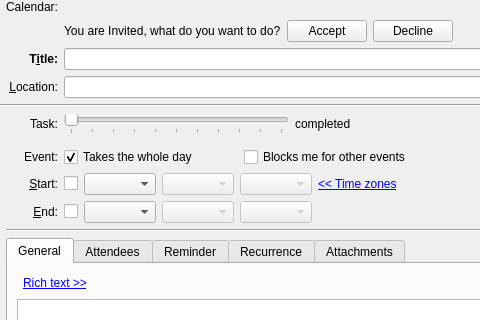
The window that incidenceeditor-ng/eventortododesktop.ui (chusopr/kdepim-ktimetracker-akonadi) describes before a commit, drawn with Qt 5; both pictures show x 0 to 480 and y 0 to 320 of the 661 by 551 pixel window.
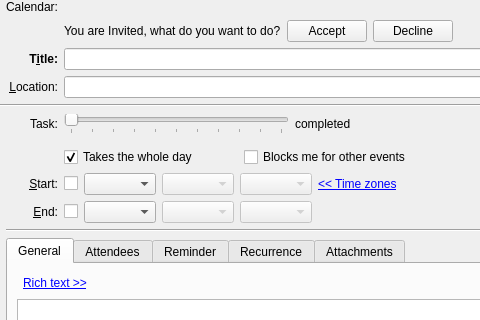
The same window after the commit. Custom widgets are drawn as their Qt base class.

Commit message: Remove redundant Event label

The edit to the form file:
```diff
--- a/incidenceeditor-ng/eventortododesktop.ui
+++ b/incidenceeditor-ng/eventortododesktop.ui
@@ -294,25 +294,6 @@
    <item row="7" column="1" colspan="2">
     <widget class="KSeparator" name="mTaskSeparator"/>
    </item>
-   <item row="8" column="1">
-    <widget class="QLabel" name="label_8">
-     <property name="sizePolicy">
-      <sizepolicy hsizetype="Minimum" vsizetype="Preferred">
-       <horstretch>0</horstretch>
-       <verstretch>0</verstretch>
-      </sizepolicy>
-     </property>
-     <property name="layoutDirection">
-      <enum>Qt::LeftToRight</enum>
-     </property>
-     <property name="text">
-      <string comment="@label line containig event specific info.">Event:</string>
-     </property>
-     <property name="alignment">
-      <set>Qt::AlignRight|Qt::AlignTrailing|Qt::AlignVCenter</set>
-     </property>
-    </widget>
-   </item>
    <item row="8" column="2">
     <layout class="QHBoxLayout" name="horizontalLayout_5">
      <item>
```
